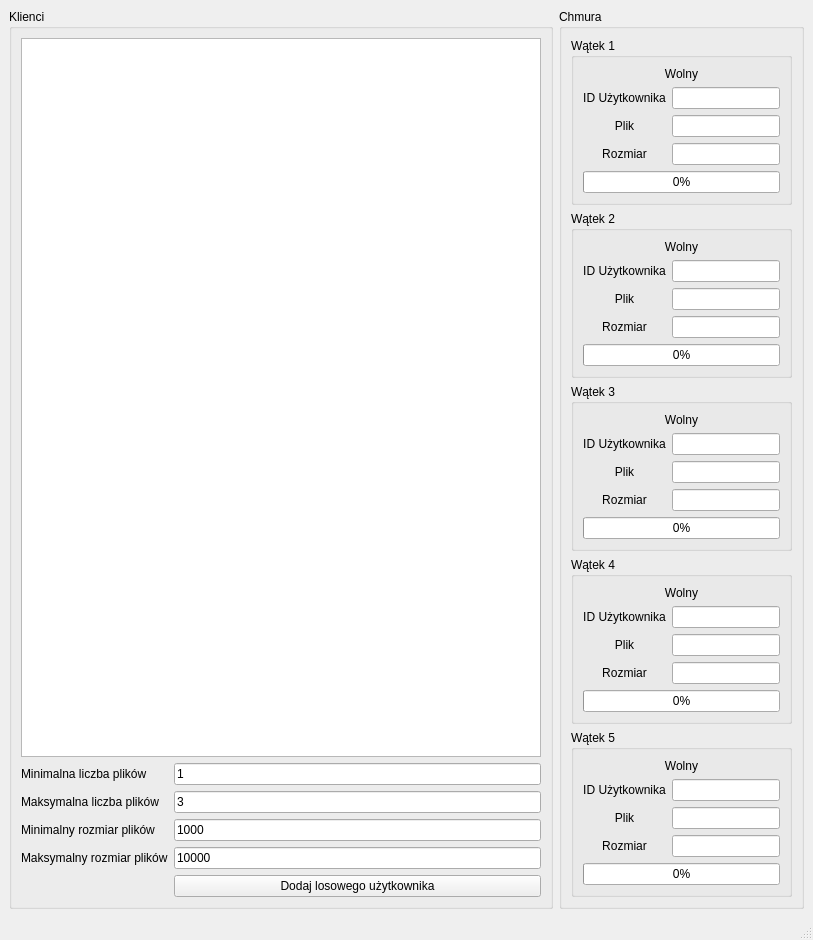
209450/LoadBalancer, file ui/uis/MainWindow.ui: the form before one commit.
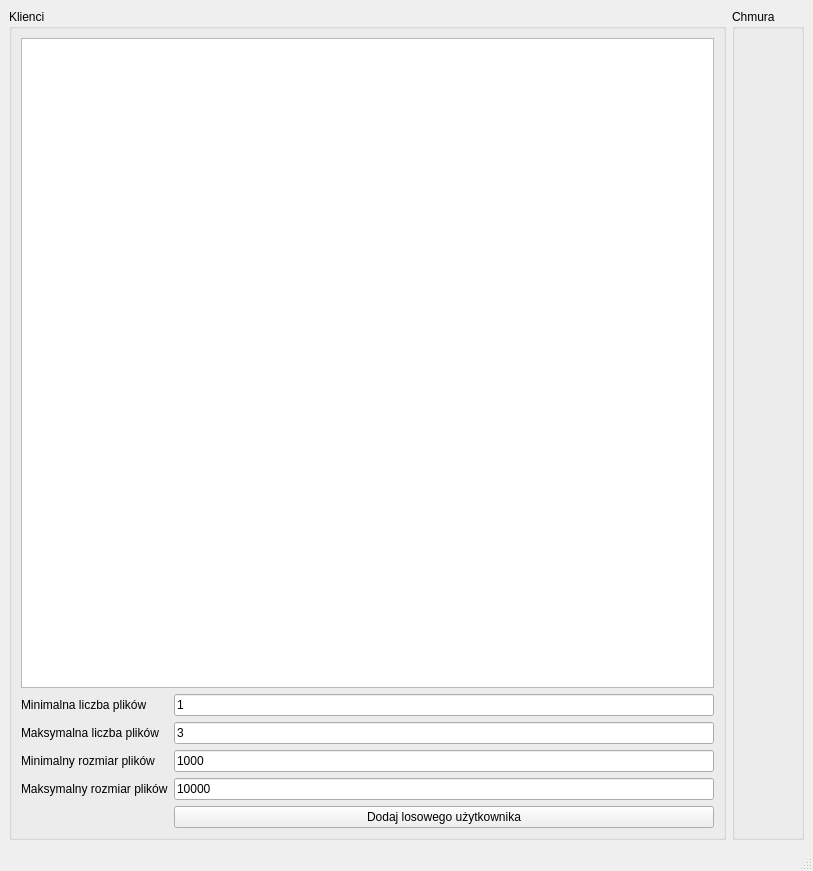
The form after the commit.

What changed in the file:
```diff
--- a/ui/uis/MainWindow.ui
+++ b/ui/uis/MainWindow.ui
@@ -26,431 +26,7 @@
       <property name="title">
        <string>Chmura</string>
       </property>
-      <layout class="QGridLayout" name="gridLayout_3">
-       <item row="0" column="0">
-        <widget class="QGroupBox" name="groupBox_3">
-         <property name="title">
-          <string>Wątek 1</string>
-         </property>
-         <layout class="QGridLayout" name="gridLayout_4">
-          <item row="4" column="0">
-           <widget class="QLabel" name="label_4">
-            <property name="text">
-             <string>Rozmiar</string>
-            </property>
-            <property name="alignment">
-             <set>Qt::AlignCenter</set>
-            </property>
-           </widget>
-          </item>
-          <item row="4" column="1">
-           <widget class="QLineEdit" name="sizeLineEdit">
-            <property name="readOnly">
-             <bool>true</bool>
-            </property>
-           </widget>
-          </item>
-          <item row="5" column="0" colspan="2">
-           <widget class="QProgressBar" name="transferProgressBar">
-            <property name="value">
-             <number>0</number>
-            </property>
-           </widget>
-          </item>
-          <item row="2" column="1">
-           <widget class="QLineEdit" name="fileLineEdit">
-            <property name="readOnly">
-             <bool>true</bool>
-            </property>
-           </widget>
-          </item>
-          <item row="2" column="0">
-           <widget class="QLabel" name="label_3">
-            <property name="text">
-             <string>Plik</string>
-            </property>
-            <property name="alignment">
-             <set>Qt::AlignCenter</set>
-            </property>
-           </widget>
-          </item>
-          <item row="1" column="1">
-           <widget class="QLineEdit" name="userLineEdit">
-            <property name="readOnly">
-             <bool>true</bool>
-            </property>
-           </widget>
-          </item>
-          <item row="1" column="0">
-           <widget class="QLabel" name="label_2">
-            <property name="text">
-             <string>ID Użytkownika</string>
-            </property>
-            <property name="alignment">
-             <set>Qt::AlignCenter</set>
-            </property>
-           </widget>
-          </item>
-          <item row="0" column="0" colspan="2">
-           <widget class="QLabel" name="statusQLable">
-            <property name="sizePolicy">
-             <sizepolicy hsizetype="Preferred" vsizetype="Fixed">
-              <horstretch>0</horstretch>
-              <verstretch>0</verstretch>
-             </sizepolicy>
-            </property>
-            <property name="text">
-             <string>Wolny</string>
-            </property>
-            <property name="alignment">
-             <set>Qt::AlignCenter</set>
-            </property>
-           </widget>
-          </item>
-         </layout>
-         <zorder>transferProgressBar</zorder>
-         <zorder>label_2</zorder>
-         <zorder>userLineEdit</zorder>
-         <zorder>label_3</zorder>
-         <zorder>fileLineEdit</zorder>
-         <zorder>label_4</zorder>
-         <zorder>sizeLineEdit</zorder>
-         <zorder>statusQLable</zorder>
-        </widget>
-       </item>
-       <item row="1" column="0">
-        <widget class="QGroupBox" name="groupBox_4">
-         <property name="title">
-          <string>Wątek 2</string>
-         </property>
-         <layout class="QGridLayout" name="gridLayout_7">
-          <item row="4" column="0">
-           <widget class="QLabel" name="label_13">
-            <property name="text">
-             <string>Rozmiar</string>
-            </property>
-            <property name="alignment">
-             <set>Qt::AlignCenter</set>
-            </property>
-           </widget>
-          </item>
-          <item row="4" column="1">
-           <widget class="QLineEdit" name="sizeLineEdit_2">
-            <property name="readOnly">
-             <bool>true</bool>
-            </property>
-           </widget>
-          </item>
-          <item row="5" column="0" colspan="2">
-           <widget class="QProgressBar" name="transferProgressBar_2">
-            <property name="value">
-             <number>0</number>
-            </property>
-           </widget>
-          </item>
-          <item row="2" column="1">
-           <widget class="QLineEdit" name="fileLineEdit_2">
-            <property name="readOnly">
-             <bool>true</bool>
-            </property>
-           </widget>
-          </item>
-          <item row="2" column="0">
-           <widget class="QLabel" name="label_14">
-            <property name="text">
-             <string>Plik</string>
-            </property>
-            <property name="alignment">
-             <set>Qt::AlignCenter</set>
-            </property>
-           </widget>
-          </item>
-          <item row="1" column="1">
-           <widget class="QLineEdit" name="userLineEdit_2">
-            <property name="readOnly">
-             <bool>true</bool>
-            </property>
-           </widget>
-          </item>
-          <item row="1" column="0">
-           <widget class="QLabel" name="label_15">
-            <property name="text">
-             <string>ID Użytkownika</string>
-            </property>
-            <property name="alignment">
-             <set>Qt::AlignCenter</set>
-            </property>
-           </widget>
-          </item>
-          <item row="0" column="0" colspan="2">
-           <widget class="QLabel" name="statusQLable_2">
-            <property name="sizePolicy">
-             <sizepolicy hsizetype="Preferred" vsizetype="Fixed">
-              <horstretch>0</horstretch>
-              <verstretch>0</verstretch>
-             </sizepolicy>
-            </property>
-            <property name="text">
-             <string>Wolny</string>
-            </property>
-            <property name="alignment">
-             <set>Qt::AlignCenter</set>
-            </property>
-           </widget>
-          </item>
-         </layout>
-        </widget>
-       </item>
-       <item row="2" column="0">
-        <widget class="QGroupBox" name="groupBox_5">
-         <property name="title">
-          <string>Wątek 3</string>
-         </property>
-         <layout class="QGridLayout" name="gridLayout_8">
-          <item row="4" column="0">
-           <widget class="QLabel" name="label_16">
-            <property name="text">
-             <string>Rozmiar</string>
-            </property>
-            <property name="alignment">
-             <set>Qt::AlignCenter</set>
-            </property>
-           </widget>
-          </item>
-          <item row="4" column="1">
-           <widget class="QLineEdit" name="sizeLineEdit_3">
-            <property name="readOnly">
-             <bool>true</bool>
-            </property>
-           </widget>
-          </item>
-          <item row="5" column="0" colspan="2">
-           <widget class="QProgressBar" name="transferProgressBar_3">
-            <property name="value">
-             <number>0</number>
-            </property>
-           </widget>
-          </item>
-          <item row="2" column="1">
-           <widget class="QLineEdit" name="fileLineEdit_3">
-            <property name="readOnly">
-             <bool>true</bool>
-            </property>
-           </widget>
-          </item>
-          <item row="2" column="0">
-           <widget class="QLabel" name="label_17">
-            <property name="text">
-             <string>Plik</string>
-            </property>
-            <property name="alignment">
-             <set>Qt::AlignCenter</set>
-            </property>
-           </widget>
-          </item>
-          <item row="1" column="1">
-           <widget class="QLineEdit" name="userLineEdit_3">
-            <property name="readOnly">
-             <bool>true</bool>
-            </property>
-           </widget>
-          </item>
-          <item row="1" column="0">
-           <widget class="QLabel" name="label_18">
-            <property name="text">
-             <string>ID Użytkownika</string>
-            </property>
-            <property name="alignment">
-             <set>Qt::AlignCenter</set>
-            </property>
-           </widget>
-          </item>
-          <item row="0" column="0" colspan="2">
-           <widget class="QLabel" name="statusQLable_3">
-            <property name="sizePolicy">
-             <sizepolicy hsizetype="Preferred" vsizetype="Fixed">
-              <horstretch>0</horstretch>
-              <verstretch>0</verstretch>
-             </sizepolicy>
-            </property>
-            <property name="text">
-             <string>Wolny</string>
-            </property>
-            <property name="alignment">
-             <set>Qt::AlignCenter</set>
-            </property>
-           </widget>
-          </item>
-         </layout>
-        </widget>
-       </item>
-       <item row="3" column="0">
-        <widget class="QGroupBox" name="groupBox_6">
-         <property name="title">
-          <string>Wątek 4</string>
-         </property>
-         <layout class="QGridLayout" name="gridLayout_9">
-          <item row="4" column="0">
-           <widget class="QLabel" name="label_19">
-            <property name="text">
-             <string>Rozmiar</string>
-            </property>
-            <property name="alignment">
-             <set>Qt::AlignCenter</set>
-            </property>
-           </widget>
-          </item>
-          <item row="4" column="1">
-           <widget class="QLineEdit" name="sizeLineEdit_4">
-            <property name="readOnly">
-             <bool>true</bool>
-            </property>
-           </widget>
-          </item>
-          <item row="5" column="0" colspan="2">
-           <widget class="QProgressBar" name="transferProgressBar_4">
-            <property name="value">
-             <number>0</number>
-            </property>
-           </widget>
-          </item>
-          <item row="2" column="1">
-           <widget class="QLineEdit" name="fileLineEdit_4">
-            <property name="readOnly">
-             <bool>true</bool>
-            </property>
-           </widget>
-          </item>
-          <item row="2" column="0">
-           <widget class="QLabel" name="label_20">
-            <property name="text">
-             <string>Plik</string>
-            </property>
-            <property name="alignment">
-             <set>Qt::AlignCenter</set>
-            </property>
-           </widget>
-          </item>
-          <item row="1" column="1">
-           <widget class="QLineEdit" name="userLineEdit_4">
-            <property name="readOnly">
-             <bool>true</bool>
-            </property>
-           </widget>
-          </item>
-          <item row="1" column="0">
-           <widget class="QLabel" name="label_21">
-            <property name="text">
-             <string>ID Użytkownika</string>
-            </property>
-            <property name="alignment">
-             <set>Qt::AlignCenter</set>
-            </property>
-           </widget>
-          </item>
-          <item row="0" column="0" colspan="2">
-           <widget class="QLabel" name="statusQLable_4">
-            <property name="sizePolicy">
-             <sizepolicy hsizetype="Preferred" vsizetype="Fixed">
-              <horstretch>0</horstretch>
-              <verstretch>0</verstretch>
-             </sizepolicy>
-            </property>
-            <property name="text">
-             <string>Wolny</string>
-            </property>
-            <property name="alignment">
-             <set>Qt::AlignCenter</set>
-            </property>
-           </widget>
-          </item>
-         </layout>
-        </widget>
-       </item>
-       <item row="4" column="0">
-        <widget class="QGroupBox" name="groupBox_7">
-         <property name="title">
-          <string>Wątek 5</string>
-         </property>
-         <layout class="QGridLayout" name="gridLayout_10">
-          <item row="4" column="0">
-           <widget class="QLabel" name="label_22">
-            <property name="text">
-             <string>Rozmiar</string>
-            </property>
-            <property name="alignment">
-             <set>Qt::AlignCenter</set>
-            </property>
-           </widget>
-          </item>
-          <item row="4" column="1">
-           <widget class="QLineEdit" name="sizeLineEdit_5">
-            <property name="readOnly">
-             <bool>true</bool>
-            </property>
-           </widget>
-          </item>
-          <item row="5" column="0" colspan="2">
-           <widget class="QProgressBar" name="transferProgressBar_5">
-            <property name="value">
-             <number>0</number>
-            </property>
-           </widget>
-          </item>
-          <item row="2" column="1">
-           <widget class="QLineEdit" name="fileLineEdit_5">
-            <property name="readOnly">
-             <bool>true</bool>
-            </property>
-           </widget>
-          </item>
-          <item row="2" column="0">
-           <widget class="QLabel" name="label_23">
-            <property name="text">
-             <string>Plik</string>
-            </property>
-            <property name="alignment">
-             <set>Qt::AlignCenter</set>
-            </property>
-           </widget>
-          </item>
-          <item row="1" column="1">
-           <widget class="QLineEdit" name="userLineEdit_5">
-            <property name="readOnly">
-             <bool>true</bool>
-            </property>
-           </widget>
-          </item>
-          <item row="1" column="0">
-           <widget class="QLabel" name="label_24">
-            <property name="text">
-             <string>ID Użytkownika</string>
-            </property>
-            <property name="alignment">
-             <set>Qt::AlignCenter</set>
-            </property>
-           </widget>
-          </item>
-          <item row="0" column="0" colspan="2">
-           <widget class="QLabel" name="statusQLable_5">
-            <property name="sizePolicy">
-             <sizepolicy hsizetype="Preferred" vsizetype="Fixed">
-              <horstretch>0</horstretch>
-              <verstretch>0</verstretch>
-             </sizepolicy>
-            </property>
-            <property name="text">
-             <string>Wolny</string>
-            </property>
-            <property name="alignment">
-             <set>Qt::AlignCenter</set>
-            </property>
-           </widget>
-          </item>
-         </layout>
-        </widget>
-       </item>
-      </layout>
+      <layout class="QGridLayout" name="gridLayout_3"/>
      </widget>
     </item>
     <item row="0" column="0">
```
Left out of the diff: 8 changed lines with no effect on the pictures.
